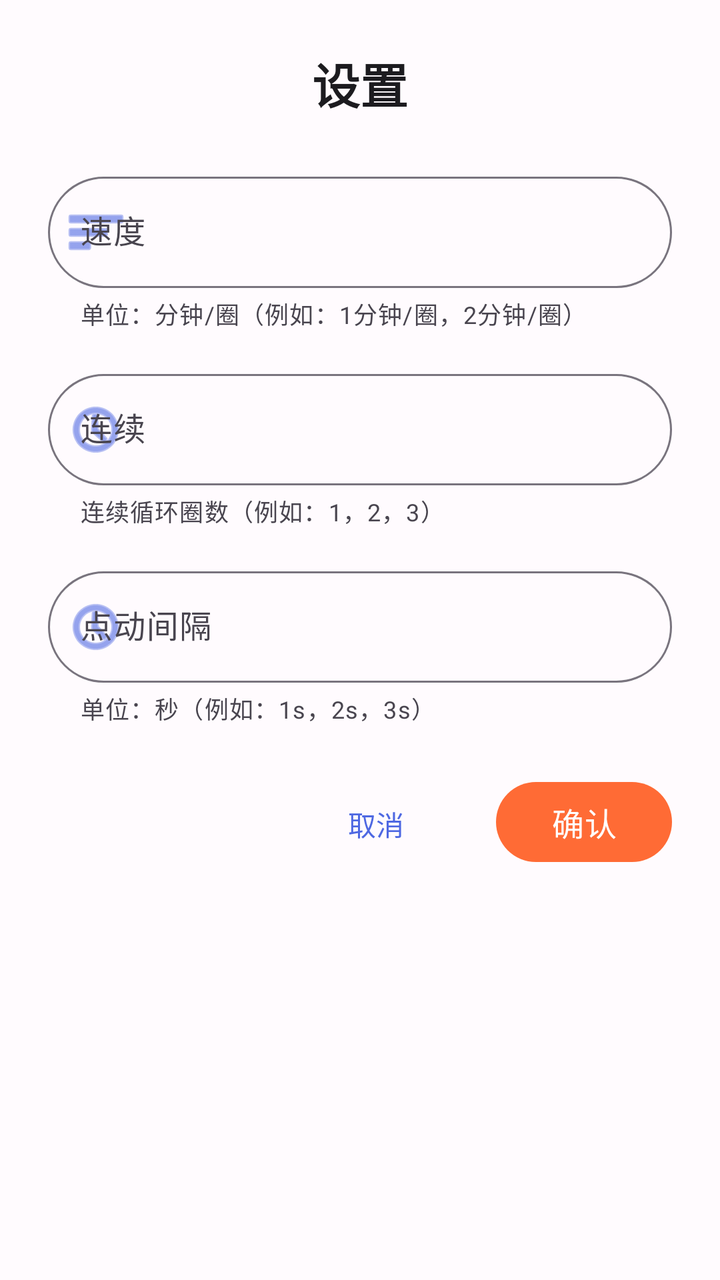
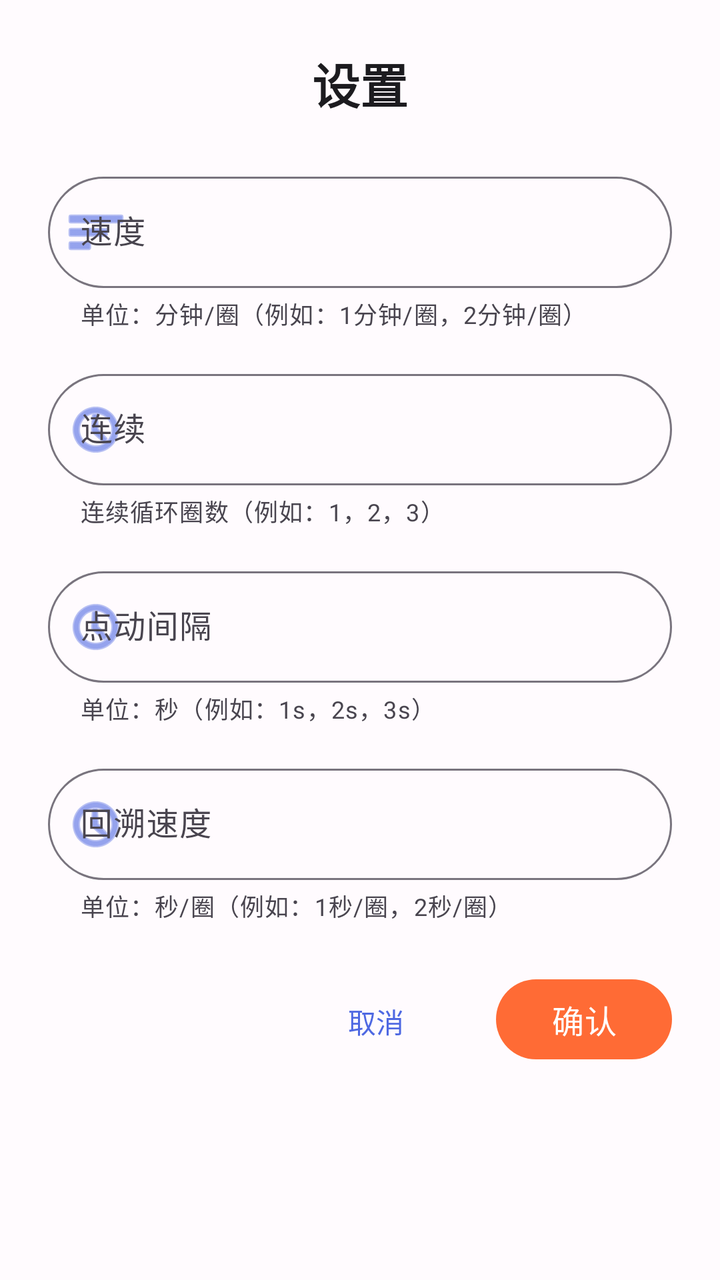

The first picture is an Android layout as it rendered before a commit; the second is the same layout after the commit. The layout source and the unified diff follow.
<!-- AndroidManifest.xml: another module's application theme Theme.DeviceControl -->
<!-- res/layout/dialog_settings.xml -->
<?xml version="1.0" encoding="utf-8"?>
<androidx.core.widget.NestedScrollView xmlns:android="http://schemas.android.com/apk/res/android"
    xmlns:app="http://schemas.android.com/apk/res-auto"
    android:layout_width="match_parent"
    android:layout_height="wrap_content"
    android:maxHeight="600dp"
    android:fillViewport="true"
    android:background="@color/surface">

<LinearLayout
    android:layout_width="match_parent"
    android:layout_height="wrap_content"
    android:orientation="vertical"
    android:padding="@dimen/dialog_padding">

    
    <TextView
        android:layout_width="match_parent"
        android:layout_height="wrap_content"
        android:text="@string/settings"
        android:textSize="24sp"
        android:textStyle="bold"
        android:textColor="@color/on_surface"
        android:fontFamily="sans-serif-medium"
        android:gravity="center"
        android:layout_marginBottom="@dimen/spacing_large" />

    
    <com.google.android.material.textfield.TextInputLayout
        android:id="@+id/tilSpeedStep"
        android:layout_width="match_parent"
        android:layout_height="wrap_content"
        android:layout_marginBottom="@dimen/spacing_medium"
        style="@style/Widget.Material3.TextInputLayout.OutlinedBox"
        android:hint="@string/speed_step"
        app:boxCornerRadiusTopStart="@dimen/button_corner_radius"
        app:boxCornerRadiusTopEnd="@dimen/button_corner_radius"
        app:boxCornerRadiusBottomStart="@dimen/button_corner_radius"
        app:boxCornerRadiusBottomEnd="@dimen/button_corner_radius"
        app:startIconDrawable="@android:drawable/ic_menu_sort_by_size"
        app:startIconTint="@color/primary"
        app:helperText="@string/speed_step_hint"
        app:helperTextEnabled="true">

        <com.google.android.material.textfield.TextInputEditText
            android:id="@+id/etSpeedStep"
            android:layout_width="match_parent"
            android:layout_height="wrap_content"
            android:inputType="numberDecimal|numberSigned"
            android:imeOptions="actionNext"
            android:minHeight="@dimen/button_height_compact" />
    </com.google.android.material.textfield.TextInputLayout>

    
    <com.google.android.material.textfield.TextInputLayout
        android:id="@+id/tilContinuousCycles"
        android:layout_width="match_parent"
        android:layout_height="wrap_content"
        android:layout_marginBottom="@dimen/spacing_medium"
        style="@style/Widget.Material3.TextInputLayout.OutlinedBox"
        android:hint="@string/continuous_cycles"
        app:boxCornerRadiusTopStart="@dimen/button_corner_radius"
        app:boxCornerRadiusTopEnd="@dimen/button_corner_radius"
        app:boxCornerRadiusBottomStart="@dimen/button_corner_radius"
        app:boxCornerRadiusBottomEnd="@dimen/button_corner_radius"
        app:startIconDrawable="@android:drawable/ic_menu_recent_history"
        app:startIconTint="@color/primary"
        app:helperText="@string/continuous_cycles_hint"
        app:helperTextEnabled="true">

        <com.google.android.material.textfield.TextInputEditText
            android:id="@+id/etContinuousCycles"
            android:layout_width="match_parent"
            android:layout_height="wrap_content"
            android:inputType="number"
            android:imeOptions="actionNext"
            android:minHeight="@dimen/button_height_compact" />
    </com.google.android.material.textfield.TextInputLayout>

    
    <com.google.android.material.textfield.TextInputLayout
        android:id="@+id/tilJogInterval"
        android:layout_width="match_parent"
        android:layout_height="wrap_content"
        android:layout_marginBottom="@dimen/spacing_large"
        style="@style/Widget.Material3.TextInputLayout.OutlinedBox"
        android:hint="@string/jog_interval"
        app:boxCornerRadiusTopStart="@dimen/button_corner_radius"
        app:boxCornerRadiusTopEnd="@dimen/button_corner_radius"
        app:boxCornerRadiusBottomStart="@dimen/button_corner_radius"
        app:boxCornerRadiusBottomEnd="@dimen/button_corner_radius"
        app:startIconDrawable="@android:drawable/ic_menu_recent_history"
        app:startIconTint="@color/primary"
        app:helperText="@string/jog_interval_hint"
        app:helperTextEnabled="true">

        <com.google.android.material.textfield.TextInputEditText
            android:id="@+id/etJogInterval"
            android:layout_width="match_parent"
            android:layout_height="wrap_content"
            android:inputType="number"
            android:imeOptions="actionDone"
            android:minHeight="@dimen/button_height_compact" />
    </com.google.android.material.textfield.TextInputLayout>

    
    <LinearLayout
        android:layout_width="match_parent"
        android:layout_height="wrap_content"
        android:orientation="horizontal"
        android:gravity="end">

        <com.google.android.material.button.MaterialButton
            android:id="@+id/btnCancel"
            android:layout_width="wrap_content"
            android:layout_height="@dimen/button_height_compact"
            android:text="@string/cancel"
            style="@style/Widget.Material3.Button.TextButton"
            android:layout_marginEnd="@dimen/spacing_medium" />

        <com.google.android.material.button.MaterialButton
            android:id="@+id/btnConfirm"
            android:layout_width="wrap_content"
            android:layout_height="@dimen/button_height_compact"
            android:text="@string/confirm"
            android:visibility="visible"
            android:enabled="true"
            style="@style/AccentButton" />
    </LinearLayout>

</LinearLayout>
</androidx.core.widget.NestedScrollView>
<!-- resources referenced by this layout -->
<resources>
  <color name="on_surface">#1C1B1F</color>
  <color name="primary">#4E68E2</color>
  <color name="surface">#FFFBFE</color>
  <dimen name="button_corner_radius">28dp</dimen>
  <dimen name="button_height_compact">48dp</dimen>
  <dimen name="dialog_padding">24dp</dimen>
  <dimen name="spacing_large">24dp</dimen>
  <dimen name="spacing_medium">16dp</dimen>
  <string name="cancel">取消</string>
  <string name="confirm">确认</string>
  <string name="continuous_cycles">连续</string>
  <string name="continuous_cycles_hint">连续循环圈数（例如：1，2，3）</string>
  <string name="jog_interval">点动间隔</string>
  <string name="jog_interval_hint">单位：秒（例如：1s，2s，3s）</string>
  <string name="settings">设置</string>
  <string name="speed_step">速度</string>
  <string name="speed_step_hint">单位：分钟/圈（例如：1分钟/圈，2分钟/圈）</string>
  <style name="AccentButton" parent="PrimaryButton">
          <item name="backgroundTint">@color/accent_orange</item>
          <item name="android:textColor">@color/on_accent_orange</item>
      </style>
  <style name="PrimaryButton" parent="Widget.Material3.Button">
          <item name="android:layout_height">@dimen/button_height</item>
          <item name="android:minHeight">@dimen/button_height</item>
          <item name="cornerRadius">@dimen/button_corner_radius</item>
          <item name="android:textAllCaps">false</item>
          <item name="android:textSize">16sp</item>
          <item name="android:fontFamily">sans-serif-medium</item>
      </style>
  <color name="accent_orange">#FF6B35</color>
  <color name="on_accent_orange">#FFFFFF</color>
  <color name="on_primary">#FFFFFF</color>
  <color name="primary_container">#EADDFF</color>
  <color name="on_primary_container">#21005D</color>
  <color name="secondary">#625B71</color>
  <color name="on_secondary">#FFFFFF</color>
  <color name="secondary_container">#E8DEF8</color>
  <color name="on_secondary_container">#1D192B</color>
  <color name="tertiary">#7D5260</color>
  <color name="on_tertiary">#FFFFFF</color>
  <color name="tertiary_container">#FFD8E4</color>
  <color name="on_tertiary_container">#31111D</color>
  <color name="error">#BA1A1A</color>
  <color name="on_error">#FFFFFF</color>
  <color name="error_container">#FFDAD6</color>
  <color name="on_error_container">#410002</color>
  <color name="background">#FFFBFE</color>
  <color name="on_background">#1C1B1F</color>
  <color name="surface_variant">#E7E0EC</color>
  <color name="on_surface_variant">#49454F</color>
  <dimen name="button_height">56dp</dimen>
  <!-- unchanged entries left out for length: 1 -->
</resources>

<!-- the commit's change to res/layout/dialog_settings.xml (unified diff, before → after) -->
@@ -82,7 +82,7 @@
         android:id="@+id/tilJogInterval"
         android:layout_width="match_parent"
         android:layout_height="wrap_content"
-        android:layout_marginBottom="@dimen/spacing_large"
+        android:layout_marginBottom="@dimen/spacing_medium"
         style="@style/Widget.Material3.TextInputLayout.OutlinedBox"
         android:hint="@string/jog_interval"
         app:boxCornerRadiusTopStart="@dimen/button_corner_radius"
@@ -99,6 +99,32 @@
             android:layout_width="match_parent"
             android:layout_height="wrap_content"
             android:inputType="number"
+            android:imeOptions="actionNext"
+            android:minHeight="@dimen/button_height_compact" />
+    </com.google.android.material.textfield.TextInputLayout>
+
+    
+    <com.google.android.material.textfield.TextInputLayout
+        android:id="@+id/tilPlaybackSpeed"
+        android:layout_width="match_parent"
+        android:layout_height="wrap_content"
+        android:layout_marginBottom="@dimen/spacing_large"
+        style="@style/Widget.Material3.TextInputLayout.OutlinedBox"
+        android:hint="@string/playback_speed"
+        app:boxCornerRadiusTopStart="@dimen/button_corner_radius"
+        app:boxCornerRadiusTopEnd="@dimen/button_corner_radius"
+        app:boxCornerRadiusBottomStart="@dimen/button_corner_radius"
+        app:boxCornerRadiusBottomEnd="@dimen/button_corner_radius"
+        app:startIconDrawable="@android:drawable/ic_menu_recent_history"
+        app:startIconTint="@color/primary"
+        app:helperText="@string/playback_speed_hint"
+        app:helperTextEnabled="true">
+
+        <com.google.android.material.textfield.TextInputEditText
+            android:id="@+id/etPlaybackSpeed"
+            android:layout_width="match_parent"
+            android:layout_height="wrap_content"
+            android:inputType="numberDecimal|numberSigned"
             android:imeOptions="actionDone"
             android:minHeight="@dimen/button_height_compact" />
     </com.google.android.material.textfield.TextInputLayout>
<!-- resource entries referenced after the edit -->
@@ -14,6 +14,8 @@
   <string name="continuous_cycles_hint">连续循环圈数（例如：1，2，3）</string>
   <string name="jog_interval">点动间隔</string>
   <string name="jog_interval_hint">单位：秒（例如：1s，2s，3s）</string>
+  <string name="playback_speed">回溯速度</string>
+  <string name="playback_speed_hint">单位：秒/圈（例如：1秒/圈，2秒/圈）</string>
   <string name="settings">设置</string>
   <string name="speed_step">速度</string>
   <string name="speed_step_hint">单位：分钟/圈（例如：1分钟/圈，2分钟/圈）</string>
